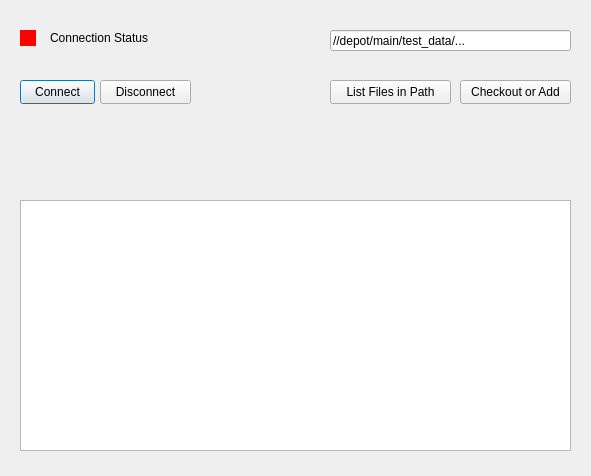
This is main/Modules/Designer/debug_widget.ui in BjoernTroldahl/Perforce-Automation-Tool as Qt 5 draws it before an edit. The edited form follows.
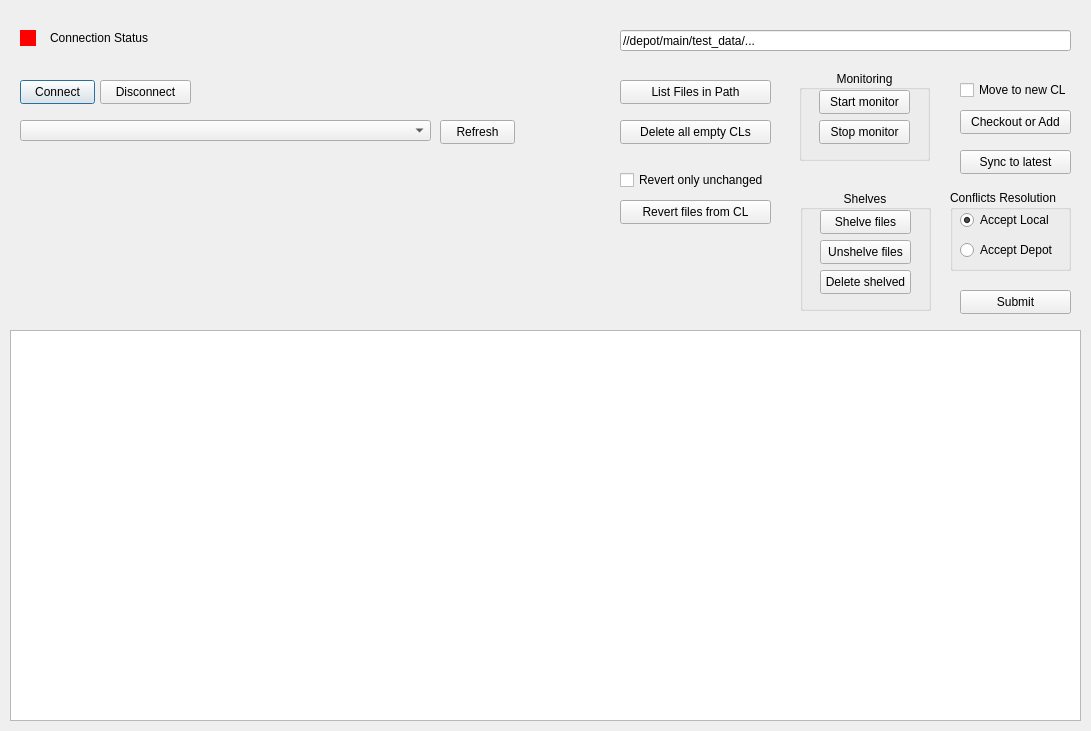
This is the edited form.

What changed in the file:
```diff
--- a/main/Modules/Designer/debug_widget.ui
+++ b/main/Modules/Designer/debug_widget.ui
@@ -6,8 +6,8 @@
    <rect>
     <x>0</x>
     <y>0</y>
-    <width>591</width>
-    <height>476</height>
+    <width>1091</width>
+    <height>731</height>
    </rect>
   </property>
   <property name="windowTitle">
@@ -29,10 +29,10 @@
   <widget class="QPlainTextEdit" name="log_pte">
    <property name="geometry">
     <rect>
-     <x>20</x>
-     <y>200</y>
-     <width>551</width>
-     <height>251</height>
+     <x>10</x>
+     <y>330</y>
+     <width>1071</width>
+     <height>391</height>
     </rect>
    </property>
    <property name="readOnly">
@@ -84,9 +84,9 @@
   <widget class="QLineEdit" name="depoth_path_le">
    <property name="geometry">
     <rect>
-     <x>330</x>
+     <x>620</x>
      <y>30</y>
-     <width>241</width>
+     <width>451</width>
      <height>21</height>
     </rect>
    </property>
@@ -97,9 +97,9 @@
   <widget class="QPushButton" name="list_files_in_path_pb">
    <property name="geometry">
     <rect>
-     <x>330</x>
+     <x>620</x>
      <y>80</y>
-     <width>121</width>
+     <width>151</width>
      <height>24</height>
     </rect>
    </property>
@@ -110,8 +110,8 @@
   <widget class="QPushButton" name="checkout_or_add_pb">
    <property name="geometry">
     <rect>
-     <x>460</x>
-     <y>80</y>
+     <x>960</x>
+     <y>110</y>
      <width>111</width>
      <height>24</height>
     </rect>
@@ -120,6 +120,246 @@
     <string>Checkout or Add</string>
    </property>
   </widget>
+  <widget class="QCheckBox" name="move_to_new_cl_cb">
+   <property name="geometry">
+    <rect>
+     <x>960</x>
+     <y>80</y>
+     <width>111</width>
+     <height>20</height>
+    </rect>
+   </property>
+   <property name="text">
+    <string>Move to new CL</string>
+   </property>
+  </widget>
+  <widget class="QPushButton" name="delete_all_empty_cls_pb">
+   <property name="geometry">
+    <rect>
+     <x>620</x>
+     <y>120</y>
+     <width>151</width>
+     <height>24</height>
+    </rect>
+   </property>
+   <property name="text">
+    <string>Delete all empty CLs</string>
+   </property>
+  </widget>
+  <widget class="QComboBox" name="changelist_cmbx">
+   <property name="geometry">
+    <rect>
+     <x>20</x>
+     <y>120</y>
+     <width>411</width>
+     <height>21</height>
+    </rect>
+   </property>
+  </widget>
+  <widget class="QPushButton" name="refresh_cls_pb">
+   <property name="geometry">
+    <rect>
+     <x>440</x>
+     <y>120</y>
+     <width>75</width>
+     <height>24</height>
+    </rect>
+   </property>
+   <property name="text">
+    <string>Refresh</string>
+   </property>
+  </widget>
+  <widget class="QPushButton" name="revert_files_from_cl_pb">
+   <property name="geometry">
+    <rect>
+     <x>620</x>
+     <y>200</y>
+     <width>151</width>
+     <height>24</height>
+    </rect>
+   </property>
+   <property name="text">
+    <string>Revert files from CL</string>
+   </property>
+  </widget>
+  <widget class="QCheckBox" name="revert_only_unchanged_cb">
+   <property name="geometry">
+    <rect>
+     <x>620</x>
+     <y>170</y>
+     <width>151</width>
+     <height>20</height>
+    </rect>
+   </property>
+   <property name="text">
+    <string>Revert only unchanged</string>
+   </property>
+  </widget>
+  <widget class="QGroupBox" name="groupBox">
+   <property name="geometry">
+    <rect>
+     <x>800</x>
+     <y>190</y>
+     <width>131</width>
+     <height>121</height>
+    </rect>
+   </property>
+   <property name="title">
+    <string>Shelves</string>
+   </property>
+   <property name="alignment">
+    <set>Qt::AlignmentFlag::AlignCenter</set>
+   </property>
+   <widget class="QPushButton" name="shelve_files_pb">
+    <property name="geometry">
+     <rect>
+      <x>20</x>
+      <y>20</y>
+      <width>91</width>
+      <height>24</height>
+     </rect>
+    </property>
+    <property name="text">
+     <string>Shelve files</string>
+    </property>
+   </widget>
+   <widget class="QPushButton" name="unshelve_files_pb">
+    <property name="geometry">
+     <rect>
+      <x>20</x>
+      <y>50</y>
+      <width>91</width>
+      <height>24</height>
+     </rect>
+    </property>
+    <property name="text">
+     <string>Unshelve files</string>
+    </property>
+   </widget>
+   <widget class="QPushButton" name="delete_shelved_pb">
+    <property name="geometry">
+     <rect>
+      <x>20</x>
+      <y>80</y>
+      <width>91</width>
+      <height>24</height>
+     </rect>
+    </property>
+    <property name="text">
+     <string>Delete shelved</string>
+    </property>
+   </widget>
+  </widget>
+  <widget class="QPushButton" name="sync_to_latest_pb">
+   <property name="geometry">
+    <rect>
+     <x>960</x>
+     <y>150</y>
+     <width>111</width>
+     <height>24</height>
+    </rect>
+   </property>
+   <property name="text">
+    <string>Sync to latest</string>
+   </property>
+  </widget>
+  <widget class="QGroupBox" name="groupBox_2">
+   <property name="geometry">
+    <rect>
+     <x>950</x>
+     <y>190</y>
+     <width>121</width>
+     <height>81</height>
+    </rect>
+   </property>
+   <property name="title">
+    <string>Conflicts Resolution</string>
+   </property>
+   <widget class="QRadioButton" name="conflict_accept_local_rb">
+    <property name="geometry">
+     <rect>
+      <x>10</x>
+      <y>20</y>
+      <width>101</width>
+      <height>20</height>
+     </rect>
+    </property>
+    <property name="text">
+     <string>Accept Local</string>
+    </property>
+    <property name="checked">
+     <bool>true</bool>
+    </property>
+   </widget>
+   <widget class="QRadioButton" name="conflict_accept_depot_rb">
+    <property name="geometry">
+     <rect>
+      <x>10</x>
+      <y>50</y>
+      <width>101</width>
+      <height>20</height>
+     </rect>
+    </property>
+    <property name="text">
+     <string>Accept Depot</string>
+    </property>
+   </widget>
+  </widget>
+  <widget class="QPushButton" name="submit_pb">
+   <property name="geometry">
+    <rect>
+     <x>960</x>
+     <y>290</y>
+     <width>111</width>
+     <height>24</height>
+    </rect>
+   </property>
+   <property name="text">
+    <string>Submit</string>
+   </property>
+  </widget>
+  <widget class="QGroupBox" name="groupBox_3">
+   <property name="geometry">
+    <rect>
+     <x>799</x>
+     <y>70</y>
+     <width>131</width>
+     <height>91</height>
+    </rect>
+   </property>
+   <property name="title">
+    <string>Monitoring</string>
+   </property>
+   <property name="alignment">
+    <set>Qt::AlignmentFlag::AlignCenter</set>
+   </property>
+   <widget class="QPushButton" name="start_monitor_pb">
+    <property name="geometry">
+     <rect>
+      <x>20</x>
+      <y>20</y>
+      <width>91</width>
+      <height>24</height>
+     </rect>
+    </property>
+    <property name="text">
+     <string>Start monitor</string>
+    </property>
+   </widget>
+   <widget class="QPushButton" name="stop_monitor_pb">
+    <property name="geometry">
+     <rect>
+      <x>20</x>
+      <y>50</y>
+      <width>91</width>
+      <height>24</height>
+     </rect>
+    </property>
+    <property name="text">
+     <string>Stop monitor</string>
+    </property>
+   </widget>
+  </widget>
  </widget>
  <resources/>
  <connections/>
```
